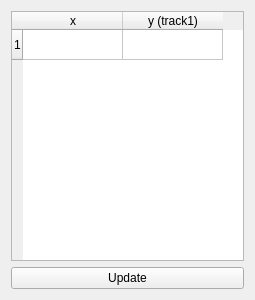
First picture: the form in simModules/src/wcursorinfo.ui, repository koalakoker/gSim, before the edit.
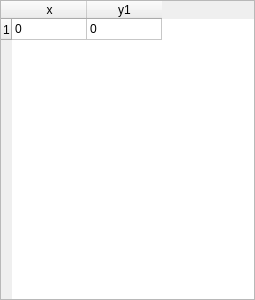
Second picture: the form after the edit.

Commit message: Working on cursor info (Very good)

Patch:
```diff
--- a/simModules/src/wcursorinfo.ui
+++ b/simModules/src/wcursorinfo.ui
@@ -14,6 +14,18 @@
    <string>Form</string>
   </property>
   <layout class="QVBoxLayout" name="verticalLayout">
+   <property name="leftMargin">
+    <number>0</number>
+   </property>
+   <property name="topMargin">
+    <number>0</number>
+   </property>
+   <property name="rightMargin">
+    <number>0</number>
+   </property>
+   <property name="bottomMargin">
+    <number>0</number>
+   </property>
    <item>
     <widget class="QTableWidget" name="tableWidget">
      <property name="rowCount">
@@ -22,6 +34,24 @@
      <property name="columnCount">
       <number>2</number>
      </property>
+     <attribute name="horizontalHeaderVisible">
+      <bool>true</bool>
+     </attribute>
+     <attribute name="horizontalHeaderCascadingSectionResizes">
+      <bool>false</bool>
+     </attribute>
+     <attribute name="horizontalHeaderDefaultSectionSize">
+      <number>75</number>
+     </attribute>
+     <attribute name="horizontalHeaderMinimumSectionSize">
+      <number>75</number>
+     </attribute>
+     <attribute name="verticalHeaderVisible">
+      <bool>true</bool>
+     </attribute>
+     <attribute name="verticalHeaderDefaultSectionSize">
+      <number>21</number>
+     </attribute>
      <row/>
      <column>
       <property name="text">
@@ -30,16 +60,19 @@
      </column>
      <column>
       <property name="text">
-       <string>y (track1)</string>
+       <string>y1</string>
       </property>
      </column>
-    </widget>
-   </item>
-   <item>
-    <widget class="QPushButton" name="pushButton">
-     <property name="text">
-      <string>Update</string>
-     </property>
+     <item row="0" column="0">
+      <property name="text">
+       <string>0</string>
+      </property>
+     </item>
+     <item row="0" column="1">
+      <property name="text">
+       <string>0</string>
+      </property>
+     </item>
     </widget>
    </item>
   </layout>
```
Left out of the diff: 2 changed lines with no effect on the pictures. The commit also changes 2 other files.
